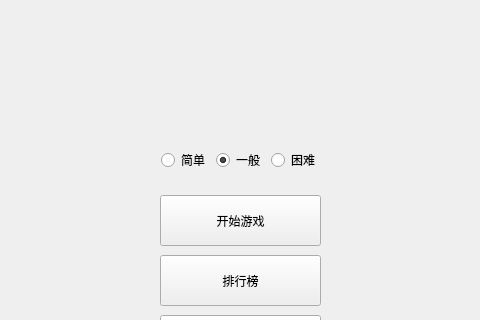
Above: code/window/mainwindow.ui from YXHXianYu/2022-BJTU-DataStructure-FinalProject before the change; both pictures show x 150 to 630 and y 185 to 505 of the 800 by 600 pixel window. Below: the same form after it.
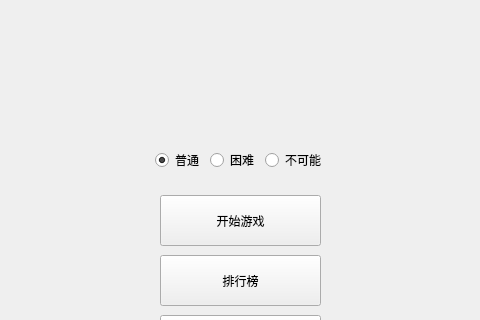
That is the form after the change. Icons and pictures are not drawn.

Commit message: Feat: 暂停&允许暂停操作手法

The edit to the form file:
```diff
--- a/code/window/mainwindow.ui
+++ b/code/window/mainwindow.ui
@@ -124,14 +124,7 @@
      <item>
       <widget class="QRadioButton" name="rbtnEasy">
        <property name="text">
-        <string>简单</string>
-       </property>
-      </widget>
-     </item>
-     <item>
-      <widget class="QRadioButton" name="rbtnNormal">
-       <property name="text">
-        <string>一般</string>
+        <string>普通</string>
        </property>
        <property name="checked">
         <bool>true</bool>
@@ -139,9 +132,19 @@
       </widget>
      </item>
      <item>
-      <widget class="QRadioButton" name="rbtnHard">
+      <widget class="QRadioButton" name="rbtnNormal">
        <property name="text">
         <string>困难</string>
+       </property>
+       <property name="checked">
+        <bool>false</bool>
+       </property>
+      </widget>
+     </item>
+     <item>
+      <widget class="QRadioButton" name="rbtnHard">
+       <property name="text">
+        <string>不可能</string>
        </property>
       </widget>
      </item>
```
The commit also changes 1 other file.
